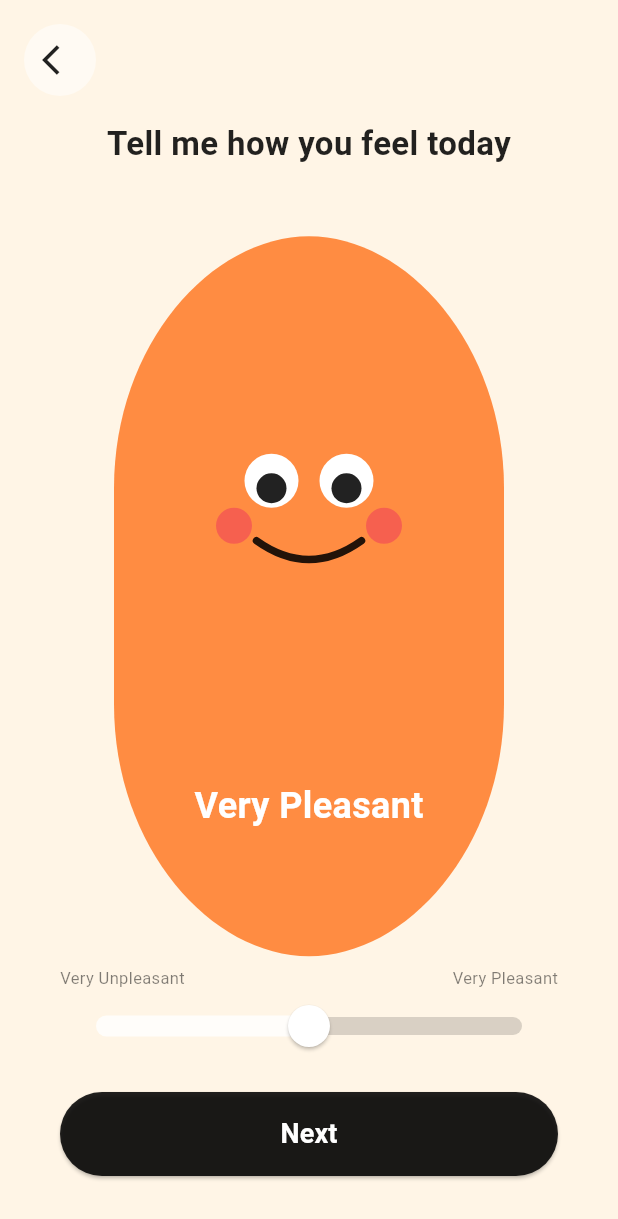
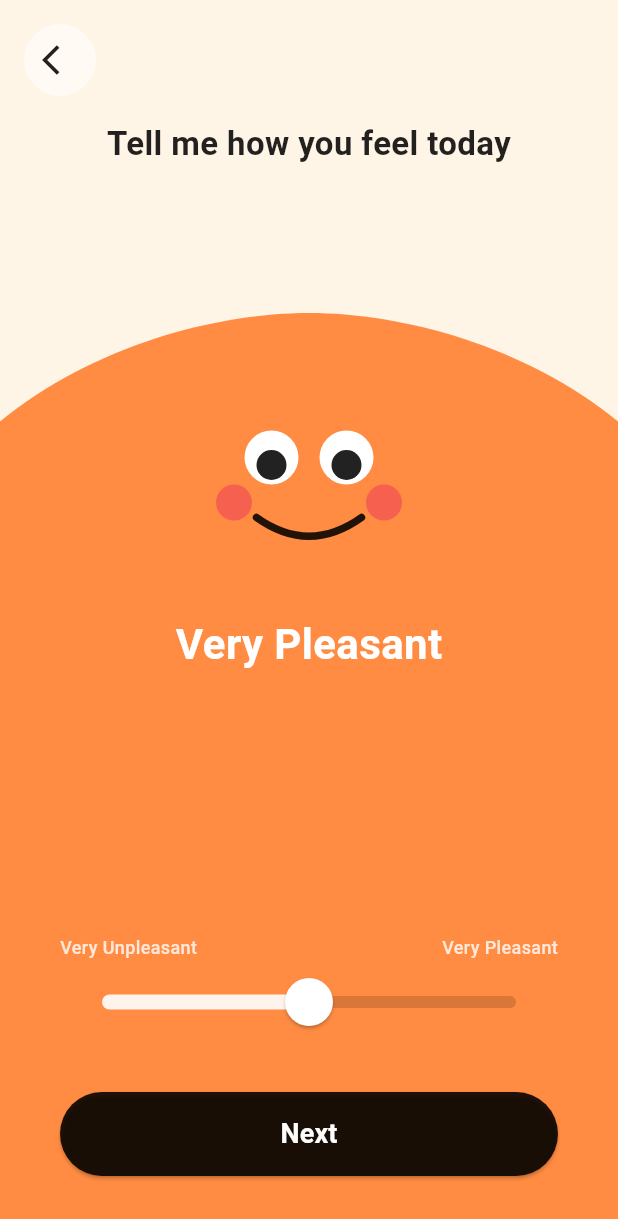
Before and after one commit to Jenny1903/She_Bloom, a Flutter app: the MoodTrackerScreen screen opened directly, after a tap on "Very Pleasant", on a phone screen of 412 x 824 dp. Shown: the top 1219 px of the screen. Run offline on Flutter 3.47's test engine with Material 3 defaults, Android fonts, the phone set to English and light mode, and no system bars; our stand-ins replace cloud_firestore, firebase_auth, firebase_core, flutter_svg; accounts and stored records are empty; generated files the repository leaves out were written again; Roboto replaces fonts that are missing (Poppins).

Commit message:
UI changes & Bug fix

```diff
--- a/lib/screens/mood_tracker_screen.dart
+++ b/lib/screens/mood_tracker_screen.dart
@@ -1,6 +1,5 @@
 import 'package:flutter/material.dart';
 import 'dart:ui';
-import 'dart:math' as math;
 import '../constants/colors.dart';
 
 class MoodTrackerScreen extends StatefulWidget {
@@ -15,7 +14,7 @@ class _MoodTrackerScreenState extends State<MoodTrackerScreen> {
   String? selectedMood;
   double intensity = 0.5;
 
-  //6 mood options with blob colors and backgrounds
+  // 🎨 6 Mood options with blob colors and backgrounds
   final List<Map<String, dynamic>> moods = [
     {
       'name': 'Very Pleasant',
@@ -291,11 +290,12 @@ class _MoodTrackerScreenState extends State<MoodTrackerScreen> {
               padding: const EdgeInsets.all(20),
               child: Column(
                 mainAxisAlignment: MainAxisAlignment.center,
+                mainAxisSize: MainAxisSize.min,
                 children: [
-                  //cace circle with gradient
+                  //face circle with gradient
                   Container(
-                    width: 80,
-                    height: 80,
+                    width: 70,
+                    height: 70,
                     decoration: BoxDecoration(
                       gradient: LinearGradient(
                         begin: Alignment.topLeft,
@@ -318,17 +318,18 @@ class _MoodTrackerScreenState extends State<MoodTrackerScreen> {
                       child: _buildMediumFace(faceType),
                     ),
                   ),
-                  const SizedBox(height: 16),
+                  const SizedBox(height: 12),
                   // Mood name
                   Text(
                     moodName,
                     style: const TextStyle(
-                      fontSize: 16,
+                      fontSize: 15,
                       fontWeight: FontWeight.w600,
                       color: AppColors.textDark,
                     ),
                     textAlign: TextAlign.center,
                     maxLines: 2,
+                    overflow: TextOverflow.ellipsis,
                   ),
                 ],
               ),
@@ -339,7 +340,7 @@ class _MoodTrackerScreenState extends State<MoodTrackerScreen> {
     );
   }
 
-  //full screen mood with blob shape
+  //full-screen mood with blob shape
   Widget _buildFullScreenMood(Map<String, dynamic> mood) {
     final Color bgColor = mood['bgColor'] as Color? ?? AppColors.lightPink;
     final Color blobColor = mood['blobColor'] as Color? ?? AppColors.coral;
@@ -349,7 +350,22 @@ class _MoodTrackerScreenState extends State<MoodTrackerScreen> {
     return Scaffold(
       backgroundColor: bgColor,
       body: SafeArea(
-        child: Column(
+        bottom: false, // Allow blob to extend to bottom
+        child: Stack(
+          children: [
+            //fullScreen blob background
+            Positioned(
+              top: 100,
+              left: 0,
+              right: 0,
+              bottom: 0,
+              child: CustomPaint(
+                painter: BlobPainter(color: blobColor),
+              ),
+            ),
+
+            //content on top of blob
+            Column(
               children: [
                 //back button
                 Padding(
@@ -381,42 +397,26 @@ class _MoodTrackerScreenState extends State<MoodTrackerScreen> {
                   ),
                 ),
 
-            const SizedBox(height: 40),
+                const Spacer(),
 
-            //blob with face
-            Expanded(
-              child: Center(
-                child: Stack(
-                  alignment: Alignment.center,
-                  children: [
-                    // Blob shape - made taller
-                    CustomPaint(
-                      size: const Size(260, 480), // Taller pill shape!
-                      painter: BlobPainter(color: blobColor),
-                    ),
-                    // Face and text on top
-                    Column(
-                      mainAxisSize: MainAxisSize.min,
-                      children: [
-                        const SizedBox(height: 60), // Push down from top
+                //face in the middle
                 _buildCartoonFace(faceType),
-                        const SizedBox(height: 120),
+
+                const SizedBox(height: 24),
+
+                //mood name
                 Text(
                   moodName,
                   style: const TextStyle(
-                            fontSize: 24,
+                    fontSize: 28,
                     fontWeight: FontWeight.bold,
                     color: Colors.white,
                   ),
                 ),
-                      ],
-                    ),
-                  ],
-                ),
-              ),
-            ),
 
-            //intensity slider
+                const Spacer(),
+
+                //intensity slider (inside blob)
                 Padding(
                   padding: const EdgeInsets.symmetric(horizontal: 40),
                   child: Column(
@@ -427,25 +427,27 @@ class _MoodTrackerScreenState extends State<MoodTrackerScreen> {
                           Text(
                             'Very Unpleasant',
                             style: TextStyle(
-                          fontSize: 11,
-                          color: Colors.black.withOpacity(0.5),
+                              fontSize: 12,
+                              color: Colors.white.withOpacity(0.8),
+                              fontWeight: FontWeight.w500,
                             ),
                           ),
                           Text(
                             'Very Pleasant',
                             style: TextStyle(
-                          fontSize: 11,
-                          color: Colors.black.withOpacity(0.5),
+                              fontSize: 12,
+                              color: Colors.white.withOpacity(0.8),
+                              fontWeight: FontWeight.w500,
                             ),
                           ),
                         ],
                       ),
                       SliderTheme(
                         data: SliderThemeData(
-                      trackHeight: 12,
-                      thumbShape: const RoundSliderThumbShape(enabledThumbRadius: 14),
-                      overlayShape: const RoundSliderOverlayShape(overlayRadius: 24),
-                      activeTrackColor: Colors.white.withOpacity(0.8),
+                          trackHeight: 8,
+                          thumbShape: const RoundSliderThumbShape(enabledThumbRadius: 16),
+                          overlayShape: const RoundSliderOverlayShape(overlayRadius: 28),
+                          activeTrackColor: Colors.white.withOpacity(0.9),
                           inactiveTrackColor: Colors.black.withOpacity(0.15),
                           thumbColor: Colors.white,
                         ),
@@ -462,9 +464,9 @@ class _MoodTrackerScreenState extends State<MoodTrackerScreen> {
                   ),
                 ),
 
-            const SizedBox(height: 20),
+                const SizedBox(height: 32),
 
-            //next button
+                //next button (inside blob)
                 Padding(
                   padding: const EdgeInsets.symmetric(horizontal: 40),
                   child: SizedBox(
@@ -491,6 +493,8 @@ class _MoodTrackerScreenState extends State<MoodTrackerScreen> {
                 ),
 
                 const SizedBox(height: 40),
+              ],
+            ),
           ],
         ),
       ),
@@ -670,42 +674,30 @@ class BlobPainter extends CustomPainter {
     final w = size.width;
     final h = size.height;
 
-    //smooth pill/capsule shape with organic curves
-    path.moveTo(w * 0.5, 0);
+    //start from top-left
+    path.moveTo(0, h * 0.25);
 
-    //top right curve
+    //top curve - smooth wave at the top
     path.cubicTo(
-      w * 0.75, 0,           // Control point 1
-      w, h * 0.15,          // Control point 2
-      w, h * 0.35,          // End point
+      w * 0.15, h * 0.18,    // Control point 1
+      w * 0.35, h * 0.15,    // Control point 2
+      w * 0.5, h * 0.15,     // Peak
     );
 
-    //right side straight-ish section
-    path.lineTo(w, h * 0.65);
-
-    //bottom right curve
     path.cubicTo(
-      w, h * 0.85,          // Control point 1
-      w * 0.75, h,          // Control point 2
-      w * 0.5, h,           // End point
+      w * 0.65, h * 0.15,    // Control point 1
+      w * 0.85, h * 0.18,    // Control point 2
+      w, h * 0.25,           // Top-right
     );
 
-    //bottom left curve
-    path.cubicTo(
-      w * 0.25, h,          // Control point 1
-      0, h * 0.85,          // Control point 2
-      0, h * 0.65,          // End point
-    );
+    //right side ~ straight down to bottom
+    path.lineTo(w, h);
 
-    //left side straight-ish section
-    path.lineTo(0, h * 0.35);
+    //bottom ~ straight across
+    path.lineTo(0, h);
 
-    //top left curve
-    path.cubicTo(
-      0, h * 0.15,          // Control point 1
-      w * 0.25, 0,          // Control point 2
-      w * 0.5, 0,           // End point
-    );
+    //left side ~ back to start
+    path.lineTo(0, h * 0.25);
 
     path.close();
 
@@ -738,14 +730,14 @@ class FacePainter extends CustomPainter {
 
     //draw eyes based on face type
     if (faceType == 'happy' || faceType == 'smile' || faceType == 'neutral' || faceType == 'calm') {
-      // White of eyes
+      //white of eyes
       canvas.drawCircle(Offset(centerX - 25 * s, 20 * s), 18 * s, eyePaint);
       canvas.drawCircle(Offset(centerX + 25 * s, 20 * s), 18 * s, eyePaint);
-      // Black pupils
+      //black pupils
       canvas.drawCircle(Offset(centerX - 25 * s, 25 * s), 10 * s, paint);
       canvas.drawCircle(Offset(centerX + 25 * s, 25 * s), 10 * s, paint);
     } else if (faceType == 'sad' || faceType == 'crying') {
-      // Sad eyes (smaller)
+      //sad eyes (smaller)
       canvas.drawCircle(Offset(centerX - 25 * s, 20 * s), 8 * s, paint);
       canvas.drawCircle(Offset(centerX + 25 * s, 20 * s), 8 * s, paint);
     }
--- a/lib/widgets/blob_painter.dart
+++ /dev/null
@@ -1,48 +0,0 @@
-import 'package:flutter/material.dart';
-
-class BlobPainter extends CustomPainter {
-  final Color color;
-
-  BlobPainter({required this.color});
-
-  @override
-  void paint(Canvas canvas, Size size) {
-    final paint = Paint()
-      ..color = color
-      ..style = PaintingStyle.fill;
-
-    final path = Path();
-
-    // Start left-middle
-    path.moveTo(0, size.height * 0.25);
-
-    // Top curve
-    path.cubicTo(
-      size.width * 0.25,
-      0,
-      size.width * 0.75,
-      0,
-      size.width,
-      size.height * 0.25,
-    );
-
-    // Right side down
-    path.lineTo(size.width, size.height * 0.8);
-
-    // Bottom curve
-    path.cubicTo(
-      size.width * 0.75,
-      size.height,
-      size.width * 0.25,
-      size.height,
-      0,
-      size.height * 0.8,
-    );
-
-    path.close();
-    canvas.drawPath(path, paint);
-  }
-
-  @override
-  bool shouldRepaint(covariant CustomPainter oldDelegate) => false;
-}
```
Lines whose indentation alone changed are shown as unchanged.
